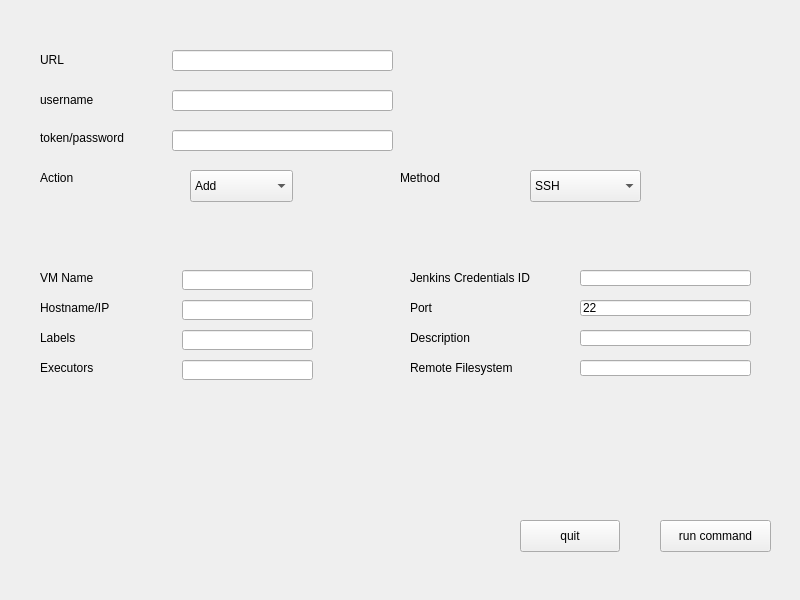
Above: src/jenkinsTools/ux/nodeForm.ui from clockworksspheres/jenkinsTools before the change. Below: the same form after it.
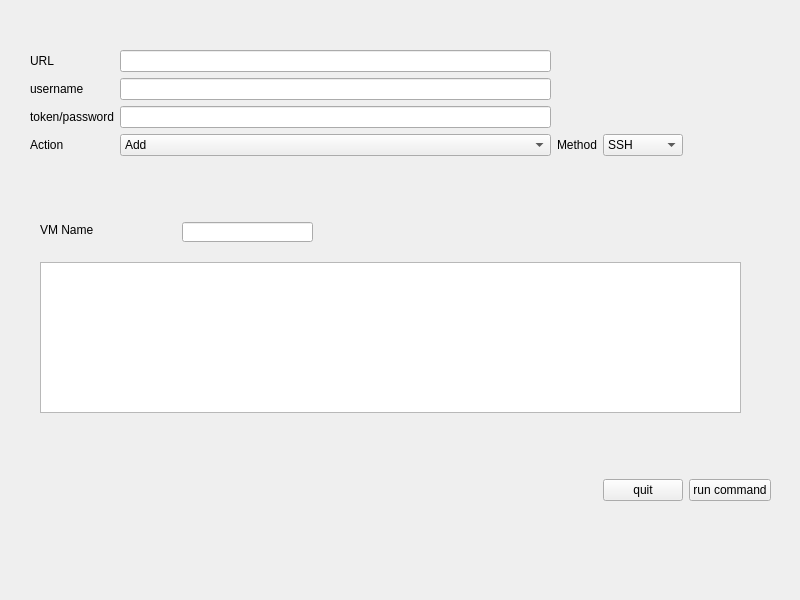
That is the form after the change. The open tabs and pages were chosen to show the change.

What changed in the file:
```diff
--- a/src/jenkinsTools/ux/nodeForm.ui
+++ b/src/jenkinsTools/ux/nodeForm.ui
@@ -13,15 +13,130 @@
   <property name="windowTitle">
    <string>Widget</string>
   </property>
-  <widget class="QStackedWidget" name="stackedWidget">
+  <widget class="QWidget" name="">
    <property name="geometry">
     <rect>
      <x>30</x>
-     <y>210</y>
-     <width>731</width>
-     <height>261</height>
+     <y>50</y>
+     <width>741</width>
+     <height>451</height>
     </rect>
    </property>
+   <layout class="QGridLayout" name="gridLayout">
+    <item row="0" column="0">
+     <widget class="QLabel" name="UrlLabel">
+      <property name="text">
+       <string>URL</string>
+      </property>
+     </widget>
+    </item>
+    <item row="0" column="1">
+     <widget class="QLineEdit" name="UrlLineEdit"/>
+    </item>
+    <item row="1" column="0">
+     <widget class="QLabel" name="UsernameLabel">
+      <property name="text">
+       <string>username</string>
+      </property>
+     </widget>
+    </item>
+    <item row="1" column="1">
+     <widget class="QLineEdit" name="UsernameLineEdit"/>
+    </item>
+    <item row="2" column="0">
+     <widget class="QLabel" name="tokenLabel">
+      <property name="text">
+       <string>token/password</string>
+      </property>
+     </widget>
+    </item>
+    <item row="2" column="1">
+     <widget class="QLineEdit" name="tokenLineEdit"/>
+    </item>
+    <item row="3" column="0">
+     <widget class="QLabel" name="ActionLabel">
+      <property name="text">
+       <string>Action</string>
+      </property>
+     </widget>
+    </item>
+    <item row="3" column="1">
+     <widget class="QComboBox" name="ActionComboBox">
+      <item>
+       <property name="text">
+        <string>Add</string>
+       </property>
+      </item>
+      <item>
+       <property name="text">
+        <string>Update</string>
+       </property>
+      </item>
+      <item>
+       <property name="text">
+        <string>Get Nodes</string>
+       </property>
+      </item>
+      <item>
+       <property name="text">
+        <string>Get Node Info</string>
+       </property>
+      </item>
+      <item>
+       <property name="text">
+        <string>Get Node Config</string>
+       </property>
+      </item>
+      <item>
+       <property name="text">
+        <string>Node Exists</string>
+       </property>
+      </item>
+      <item>
+       <property name="text">
+        <string>New Item</string>
+       </property>
+      </item>
+      <item>
+       <property name="text">
+        <string>Delete</string>
+       </property>
+      </item>
+      <item>
+       <property name="text">
+        <string>Disable</string>
+       </property>
+      </item>
+      <item>
+       <property name="text">
+        <string>Enable</string>
+       </property>
+      </item>
+     </widget>
+    </item>
+    <item row="3" column="2">
+     <widget class="QLabel" name="MethodLabel">
+      <property name="text">
+       <string>Method</string>
+      </property>
+     </widget>
+    </item>
+    <item row="3" column="3">
+     <widget class="QComboBox" name="MethodComboBox">
+      <item>
+       <property name="text">
+        <string>SSH</string>
+       </property>
+      </item>
+      <item>
+       <property name="text">
+        <string>JNLP</string>
+       </property>
+      </item>
+     </widget>
+    </item>
+    <item row="4" column="0" colspan="5">
+     <widget class="QStackedWidget" name="stackedWidget">
    <property name="currentIndex">
     <number>0</number>
    </property>
@@ -377,207 +492,70 @@
      </property>
     </widget>
    </widget>
-  </widget>
-  <widget class="QLineEdit" name="UrlLineEdit">
+      <widget class="QWidget" name="page_3">
+       <widget class="QTextEdit" name="GetNodesTextEdit">
    <property name="geometry">
     <rect>
-     <x>172</x>
-     <y>50</y>
-     <width>221</width>
-     <height>21</height>
+          <x>20</x>
+          <y>10</y>
+          <width>671</width>
+          <height>241</height>
     </rect>
    </property>
   </widget>
-  <widget class="QLineEdit" name="UsernameLineEdit">
-   <property name="geometry">
-    <rect>
-     <x>172</x>
-     <y>90</y>
-     <width>221</width>
-     <height>21</height>
-    </rect>
-   </property>
-  </widget>
-  <widget class="QLineEdit" name="tokenLineEdit">
+      </widget>
+      <widget class="QWidget" name="page_4">
+       <widget class="QLabel" name="VmNamelabel_3">
    <property name="geometry">
     <rect>
-     <x>172</x>
-     <y>130</y>
-     <width>221</width>
-     <height>21</height>
-    </rect>
-   </property>
-  </widget>
-  <widget class="QLabel" name="UrlLabel">
-   <property name="geometry">
-    <rect>
-     <x>40</x>
-     <y>50</y>
-     <width>111</width>
-     <height>20</height>
-    </rect>
-   </property>
-   <property name="text">
-    <string>URL</string>
-   </property>
-  </widget>
-  <widget class="QLabel" name="UsernameLabel">
-   <property name="geometry">
-    <rect>
-     <x>40</x>
-     <y>90</y>
-     <width>111</width>
-     <height>20</height>
-    </rect>
-   </property>
-   <property name="text">
-    <string>username</string>
-   </property>
-  </widget>
-  <widget class="QLabel" name="tokenLabel">
-   <property name="geometry">
-    <rect>
-     <x>40</x>
-     <y>130</y>
-     <width>111</width>
+          <x>10</x>
+          <y>60</y>
+          <width>121</width>
      <height>16</height>
     </rect>
    </property>
    <property name="text">
-    <string>token/password</string>
-   </property>
-  </widget>
-  <widget class="QPushButton" name="RunPushButton">
+         <string>VM Name</string>
+        </property>
+       </widget>
+       <widget class="QLineEdit" name="VmNameLineEdit_3">
    <property name="geometry">
     <rect>
-     <x>660</x>
-     <y>520</y>
-     <width>111</width>
-     <height>32</height>
-    </rect>
-   </property>
-   <property name="text">
-    <string>run command</string>
-   </property>
-  </widget>
+          <x>152</x>
+          <y>60</y>
+          <width>131</width>
+          <height>20</height>
+         </rect>
+        </property>
+       </widget>
+       <widget class="QTextEdit" name="GetNodeTextEdit">
+        <property name="geometry">
+         <rect>
+          <x>10</x>
+          <y>100</y>
+          <width>701</width>
+          <height>151</height>
+         </rect>
+        </property>
+       </widget>
+      </widget>
+     </widget>
+    </item>
+    <item row="5" column="3">
   <widget class="QPushButton" name="QuitPushButton">
-   <property name="geometry">
-    <rect>
-     <x>520</x>
-     <y>520</y>
-     <width>100</width>
-     <height>32</height>
-    </rect>
-   </property>
    <property name="text">
     <string>quit</string>
    </property>
   </widget>
-  <widget class="QLabel" name="MethodLabel">
-   <property name="geometry">
-    <rect>
-     <x>400</x>
-     <y>170</y>
-     <width>121</width>
-     <height>16</height>
-    </rect>
-   </property>
-   <property name="text">
-    <string>Method</string>
-   </property>
-  </widget>
-  <widget class="QComboBox" name="MethodComboBox">
-   <property name="geometry">
-    <rect>
-     <x>530</x>
-     <y>170</y>
-     <width>111</width>
-     <height>32</height>
-    </rect>
-   </property>
-   <item>
-    <property name="text">
-     <string>SSH</string>
-    </property>
-   </item>
-   <item>
+    </item>
+    <item row="5" column="4">
+     <widget class="QPushButton" name="RunPushButton">
     <property name="text">
-     <string>JNLP</string>
-    </property>
-   </item>
-  </widget>
-  <widget class="QComboBox" name="ActionComboBox">
-   <property name="geometry">
-    <rect>
-     <x>190</x>
-     <y>170</y>
-     <width>103</width>
-     <height>32</height>
-    </rect>
-   </property>
-   <item>
-    <property name="text">
-     <string>Add</string>
-    </property>
-   </item>
-   <item>
-    <property name="text">
-     <string>Update</string>
-    </property>
-   </item>
-   <item>
-    <property name="text">
-     <string>Get Nodes</string>
-    </property>
-   </item>
-   <item>
-    <property name="text">
-     <string>Get Node Info</string>
-    </property>
-   </item>
-   <item>
-    <property name="text">
-     <string>Get Node Config</string>
-    </property>
-   </item>
-   <item>
-    <property name="text">
-     <string>Node Exists</string>
-    </property>
-   </item>
-   <item>
-    <property name="text">
-     <string>New Item</string>
-    </property>
-   </item>
-   <item>
-    <property name="text">
-     <string>Delete</string>
-    </property>
-   </item>
-   <item>
-    <property name="text">
-     <string>Disable</string>
-    </property>
-   </item>
-   <item>
-    <property name="text">
-     <string>Enable</string>
-    </property>
-   </item>
-  </widget>
-  <widget class="QLabel" name="ActionLabel">
-   <property name="geometry">
-    <rect>
-     <x>40</x>
-     <y>170</y>
-     <width>58</width>
-     <height>16</height>
-    </rect>
-   </property>
-   <property name="text">
-    <string>Action</string>
-   </property>
+       <string>run command</string>
+      </property>
+     </widget>
+    </item>
+   </layout>
   </widget>
  </widget>
  <resources/>
```
Lines whose indentation alone changed are shown as unchanged.
